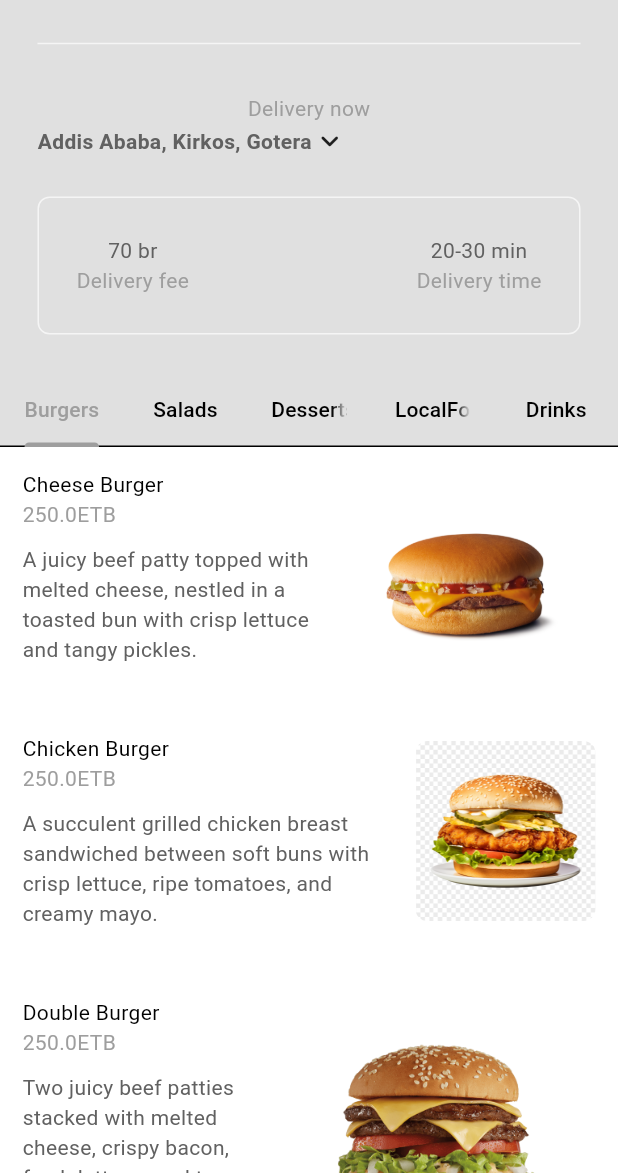
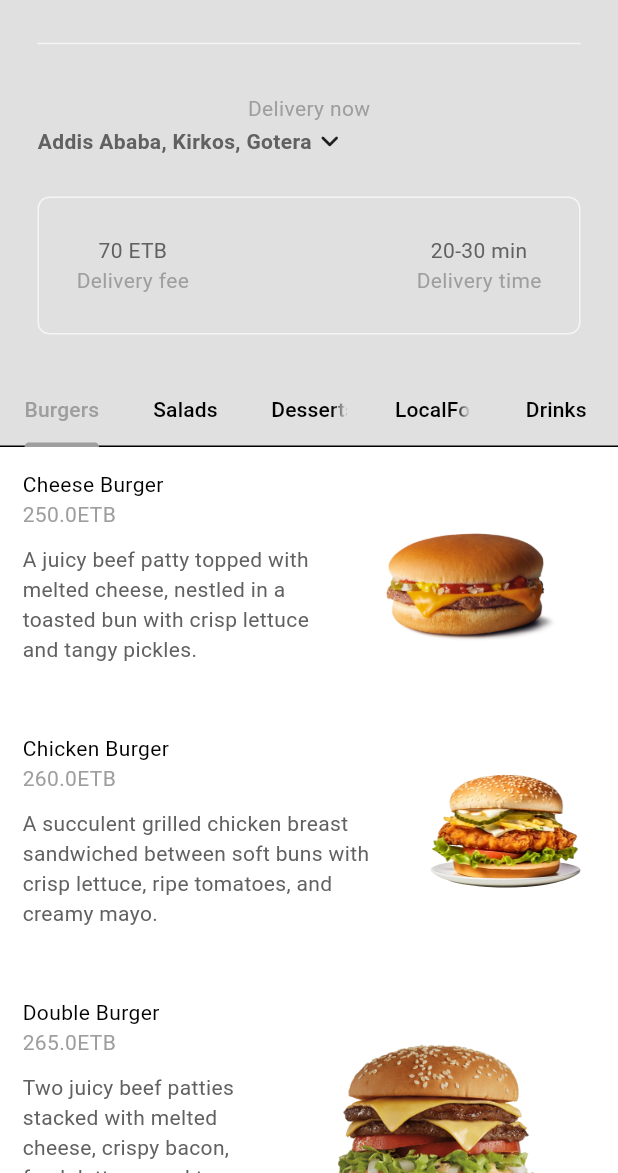
Before and after one commit to Mike12-21/food_delivery, a Flutter app: the screen it shows once a user with an empty profile is signed in, on a phone screen of 412 x 824 dp, the part 63-1236 px from its top. Run offline on Flutter 3.47's test engine with Material 3 defaults, Android fonts, the phone set to English and light mode, and no system bars; our stand-ins replace cloud_firestore, firebase_auth, firebase_core, flutter_credit_card; accounts and stored records are empty.

```diff
--- a/lib/components/my_button.dart
+++ b/lib/components/my_button.dart
@@ -18,7 +18,7 @@ class MyButton extends StatelessWidget {
         padding: const EdgeInsets.all(25),
         margin: const EdgeInsets.symmetric(horizontal: 25),
         decoration: BoxDecoration(
-          color: Theme.of(context).colorScheme.secondary,
+          color: Colors.red.shade300,
           borderRadius: BorderRadius.circular(8),
         ),
         child: Center(
--- a/lib/components/my_description_box.dart
+++ b/lib/components/my_description_box.dart
@@ -12,9 +12,8 @@ class MyDescriptionBox extends StatelessWidget {
 
     return Container(
       decoration: BoxDecoration(
-        border: Border.all(color: Theme.of(context).colorScheme.secondary),
-        borderRadius: BorderRadius.circular(8)
-      ),
+          border: Border.all(color: Theme.of(context).colorScheme.secondary),
+          borderRadius: BorderRadius.circular(8)),
       padding: const EdgeInsets.all(25),
       margin: const EdgeInsets.only(left: 25, right: 25, bottom: 25),
       child: Row(
@@ -23,7 +22,7 @@ class MyDescriptionBox extends StatelessWidget {
           Column(
             children: [
               Text(
-                '70 br',
+                '70 ETB',
                 style: myPrimaryTextStyle,
               ),
               Text(
--- a/lib/models/restaurant.dart
+++ b/lib/models/restaurant.dart
@@ -25,7 +25,7 @@ class Restaurant extends ChangeNotifier {
       description:
           'A succulent grilled chicken breast sandwiched between soft buns with crisp lettuce, ripe tomatoes, and creamy mayo.',
       imagePath: 'lib/images/burgers/chickenburgerr.png',
-      price: 250,
+      price: 260,
       category: FoodCategory.Burgers,
       availableAddons: [
         Addon(name: 'Extra cheese', price: 50),
@@ -37,7 +37,7 @@ class Restaurant extends ChangeNotifier {
       description:
           'Two juicy beef patties stacked with melted cheese, crispy bacon, fresh lettuce, and tangy pickles on a toasted sesame seed bun.',
       imagePath: 'lib/images/burgers/doubleburgerr.png',
-      price: 250,
+      price: 265,
       category: FoodCategory.Burgers,
       availableAddons: [
         Addon(name: 'Extra cheese', price: 50),
@@ -49,7 +49,7 @@ class Restaurant extends ChangeNotifier {
       description:
           'An Ethiopian-inspired special burger with a berbere-spiced lamb patty, creamy niter kibbeh aioli, pickled vegetables, and a spicy mitmita sauce on a teff flour bun, capturing the flavors of Ethiopia.',
       imagePath: 'lib/images/burgers/specialburgerr.png',
-      price: 250,
+      price: 300,
       category: FoodCategory.Burgers,
       availableAddons: [
         Addon(name: 'Extra cheese', price: 50.0),
@@ -61,7 +61,7 @@ class Restaurant extends ChangeNotifier {
       description:
           'A smoky BBQ burger featuring a flame-grilled patty, topped with caramelized onions, melted cheddar cheese, and a drizzle of tangy barbecue sauce.',
       imagePath: 'lib/images/burgers/bbqburger1.png',
-      price: 250,
+      price: 320,
       category: FoodCategory.Burgers,
       availableAddons: [
         Addon(name: 'Extra cheese', price: 50.0),
@@ -74,7 +74,7 @@ class Restaurant extends ChangeNotifier {
       description:
           'A rich chocolate cake layered with whipped cream, cherries, and dark chocolate shavings.',
       imagePath: 'lib/images/desserts/blackforest.png',
-      price: 250,
+      price: 100,
       category: FoodCategory.Desserts,
       availableAddons: [
         Addon(name: 'Extra cheese', price: 50),
@@ -86,7 +86,7 @@ class Restaurant extends ChangeNotifier {
       description:
           'A moist and decadent chocolate cake layered with rich chocolate frosting.',
       imagePath: 'lib/images/desserts/chocolatecake1.png',
-      price: 250,
+      price: 110,
       category: FoodCategory.Desserts,
       availableAddons: [
         Addon(name: 'whipped creame', price: 50),
@@ -97,7 +97,7 @@ class Restaurant extends ChangeNotifier {
       description:
           'A single-serving, frosted mini cake baked in a paper cup, often topped with decorative icing or sprinkles.',
       imagePath: 'lib/images/desserts/cupcake1.png',
-      price: 250,
+      price: 80,
       category: FoodCategory.Desserts,
       availableAddons: [
         Addon(name: 'whipped creame', price: 50),
@@ -108,7 +108,7 @@ class Restaurant extends ChangeNotifier {
       description:
           'A golden, fried ring of dough, often glazed or filled with various sweet toppings or creams.',
       imagePath: 'lib/images/desserts/donut12.png',
-      price: 250,
+      price: 70,
       category: FoodCategory.Desserts,
       availableAddons: [
         Addon(name: 'whipped creame', price: 50),
@@ -119,7 +119,7 @@ class Restaurant extends ChangeNotifier {
       description:
           'A classic cake with layers of vanilla sponge, whipped cream, cherries, and white chocolate.',
       imagePath: 'lib/images/desserts/whiteforest.png',
-      price: 250,
+      price: 150,
       category: FoodCategory.Desserts,
       availableAddons: [
         Addon(name: 'whipped creame', price: 50),
@@ -131,7 +131,7 @@ class Restaurant extends ChangeNotifier {
       description:
           'A refreshing Filipino-inspired drink combining the flavors of traditional boba tea with tropical hints like coconut or mango.',
       imagePath: 'lib/images/drinks/bobatea1.png',
-      price: 250,
+      price: 75,
       category: FoodCategory.Drinks,
       availableAddons: [
         Addon(name: ' Extra boba', price: 30),
@@ -143,7 +143,7 @@ class Restaurant extends ChangeNotifier {
       description:
           'A chilled tea beverage sweetened and served with ice, offering a refreshing and flavorful drink option.',
       imagePath: 'lib/images/drinks/iced tea1.png',
-      price: 250,
+      price: 70,
       category: FoodCategory.Drinks,
       availableAddons: [
         Addon(name: 'whipped creame', price: 30),
@@ -154,7 +154,7 @@ class Restaurant extends ChangeNotifier {
       description:
           'Chilled coffee served over ice, providing a cool and caffeinated pick-me-up.',
       imagePath: 'lib/images/drinks/icedcoffee.png',
-      price: 250,
+      price: 85,
       category: FoodCategory.Drinks,
       availableAddons: [
         Addon(name: 'whipped creame', price: 30),
@@ -165,7 +165,7 @@ class Restaurant extends ChangeNotifier {
       description:
           'A carbonated soft drink with a sweet and fizzy flavor, known for its iconic red label and refreshing taste.',
       imagePath: 'lib/images/drinks/cocacola.png',
-      price: 250,
+      price: 50,
       category: FoodCategory.Drinks,
       availableAddons: [
         Addon(name: '----', price: 0),
@@ -176,7 +176,7 @@ class Restaurant extends ChangeNotifier {
       description:
           'Carbonated beverages typically sweetened with sugar or artificial sweeteners, offering a wide range of flavors and refreshment.',
       imagePath: 'lib/images/drinks/softdrinks1.png',
-      price: 250,
+      price: 45,
       category: FoodCategory.Drinks,
       availableAddons: [
         Addon(name: '----', price: 0),
@@ -188,7 +188,7 @@ class Restaurant extends ChangeNotifier {
       description:
           'Carbonated beverages typically sweetened with sugar or artificial sweeteners, offering a wide range of flavors and refreshment.',
       imagePath: 'lib/images/localfoods/dorowot1.jpg',
-      price: 250,
+      price: 350,
       category: FoodCategory.LocalFoods,
       availableAddons: [
         Addon(name: 'injera kurt 4 pcs', price: 30.0),
@@ -199,7 +199,7 @@ class Restaurant extends ChangeNotifier {
       description:
           'Carbonated beverages typically sweetened with sugar or artificial sweeteners, offering a wide range of flavors and refreshment.',
       imagePath: 'lib/images/localfoods/fisekbeyaynet1.jpg',
-      price: 250,
+      price: 600,
       category: FoodCategory.LocalFoods,
       availableAddons: [
         Addon(name: 'injera kurt 4 pcs', price: 30.0),
@@ -210,7 +210,7 @@ class Restaurant extends ChangeNotifier {
       description:
           'Carbonated beverages typically sweetened with sugar or artificial sweeteners, offering a wide range of flavors and refreshment.',
       imagePath: 'lib/images/localfoods/kitfo1.jpg',
-      price: 250,
+      price: 400,
       category: FoodCategory.LocalFoods,
       availableAddons: [
         Addon(name: 'injera kurt 4 pcs', price: 30.0),
@@ -221,7 +221,7 @@ class Restaurant extends ChangeNotifier {
       description:
           'Carbonated beverages typically sweetened with sugar or artificial sweeteners, offering a wide range of flavors and refreshment.',
       imagePath: 'lib/images/localfoods/tibs1.jpg',
-      price: 250,
+      price: 200,
       category: FoodCategory.LocalFoods,
       availableAddons: [
         Addon(name: 'injera kurt 4 pcs', price: 30.0),
@@ -232,7 +232,7 @@ class Restaurant extends ChangeNotifier {
       description:
           'Carbonated beverages typically sweetened with sugar or artificial sweeteners, offering a wide range of flavors and refreshment.',
       imagePath: 'lib/images/localfoods/yetsombeyaynet1.jpg',
-      price: 250,
+      price: 200,
       category: FoodCategory.LocalFoods,
       availableAddons: [
         Addon(name: 'injera kurt 4 pcs', price: 30.0),
@@ -244,7 +244,7 @@ class Restaurant extends ChangeNotifier {
       description:
           'Carbonated beverages typically sweetened with sugar or artificial sweeteners, offering a wide range of flavors and refreshment.',
       imagePath: 'lib/images/salads/choppedsalad1.png',
-      price: 250,
+      price: 220,
       category: FoodCategory.Salads,
       availableAddons: [
         Addon(name: '----', price: 0),
@@ -255,7 +255,7 @@ class Restaurant extends ChangeNotifier {
       description:
           'Carbonated beverages typically sweetened with sugar or artificial sweeteners, offering a wide range of flavors and refreshment.',
       imagePath: 'lib/images/salads/fruitsalad.png',
-      price: 250,
+      price: 210,
       category: FoodCategory.Salads,
       availableAddons: [
         Addon(name: '---', price: 0),
@@ -266,7 +266,7 @@ class Restaurant extends ChangeNotifier {
       description:
           'Carbonated beverages typically sweetened with sugar or artificial sweeteners, offering a wide range of flavors and refreshment.',
       imagePath: 'lib/images/salads/grainsalad.png',
-      price: 250,
+      price: 210,
       category: FoodCategory.Salads,
       availableAddons: [
         Addon(name: '----', price: 0),
@@ -277,7 +277,7 @@ class Restaurant extends ChangeNotifier {
       description:
           'Carbonated beverages typically sweetened with sugar or artificial sweeteners, offering a wide range of flavors and refreshment.',
       imagePath: 'lib/images/salads/pastasalad1.png',
-      price: 250,
+      price: 230,
       category: FoodCategory.Salads,
       availableAddons: [
         Addon(name: '----', price: 30.0),
@@ -288,7 +288,7 @@ class Restaurant extends ChangeNotifier {
       description:
           'Carbonated beverages typically sweetened with sugar or artificial sweeteners, offering a wide range of flavors and refreshment.',
       imagePath: 'lib/images/salads/potatosalad1.png',
-      price: 250,
+      price: 205,
       category: FoodCategory.Salads,
       availableAddons: [
         Addon(name: '---', price: 0),
@@ -351,12 +351,13 @@ class Restaurant extends ChangeNotifier {
   // get the total price of the cart
   double getTotalPrice() {
     double total = 0.0;
+    double drv = 70;
     for (CartItem cartItem in _cart) {
       double itemTotal = cartItem.food.price;
       for (Addon addon in cartItem.selectedAddons) {
         itemTotal += addon.price;
       }
-      total += itemTotal * cartItem.quantity;
+      total += (itemTotal * cartItem.quantity) + drv;
     }
     return total;
   }
@@ -407,6 +408,7 @@ class Restaurant extends ChangeNotifier {
     reciept.writeln("--------------");
     reciept.writeln();
     reciept.writeln("Total Items: ${getTotalItemCount()}");
+    reciept.writeln("Delivery fee: ETB 70");
     reciept.writeln("Total Price: ${_formatPrice(getTotalPrice())}");
     reciept.writeln();
     reciept.writeln("Delivering to: $deliveryAddress");
--- a/lib/pages/delivery_progress_page.dart
+++ b/lib/pages/delivery_progress_page.dart
@@ -43,7 +43,7 @@ class _DeliveryProgressPageState extends State<DeliveryProgressPage> {
     return Container(
       height: 100,
       decoration: BoxDecoration(
-        color: Theme.of(context).colorScheme.secondary,
+        color: Colors.red.shade300,
         borderRadius: const BorderRadius.only(
           topLeft: Radius.circular(40),
           topRight: Radius.circular(40),
```
Also changed, not shown: lib/pages/cart_page.dart (+13 -0 lines), lib/pages/login_page.dart (+37 -15 lines), lib/pages/register_page.dart (+44 -20 lines), lib/images/burgers/chickenburgerr.png.
